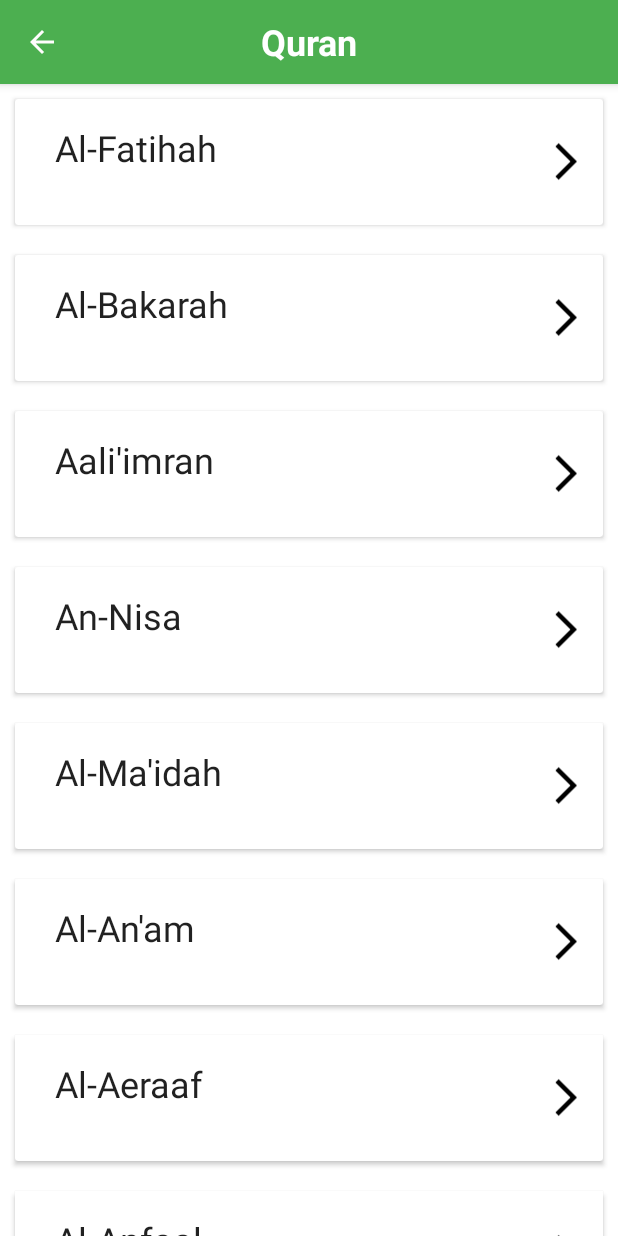
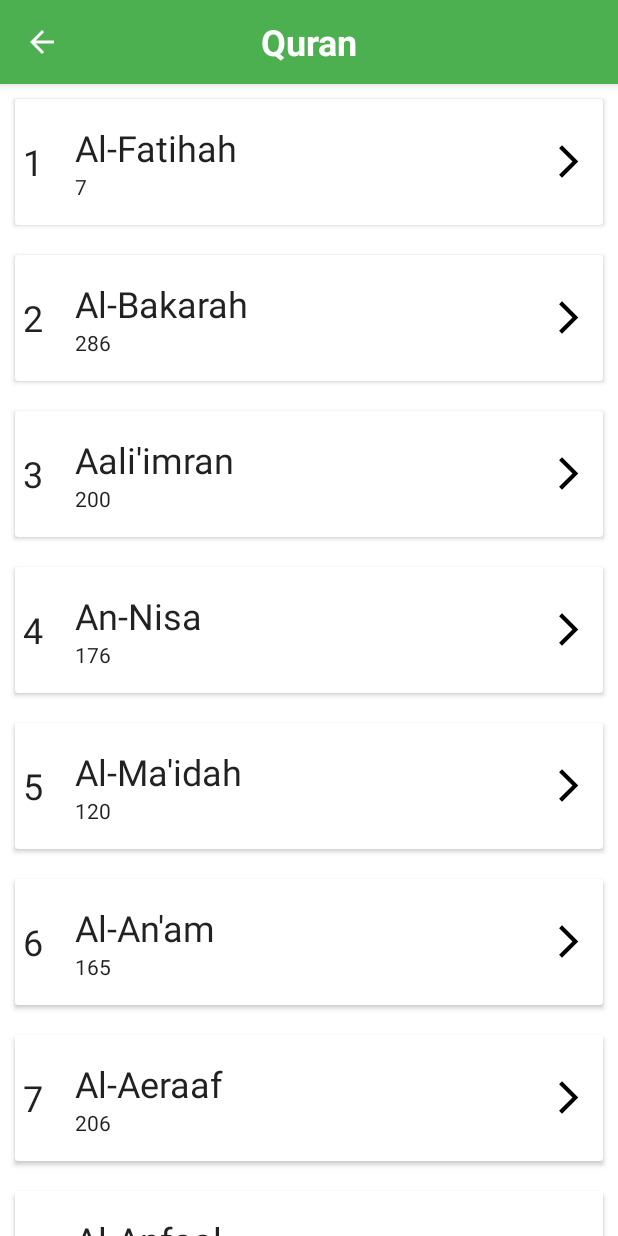
Before and after one commit to mustafaAnis/Android_Application_Task, an Android app: the SurahView screen opened directly, with no data from a screen before it, on a phone screen of 412 x 824 dp. Run offline under Robolectric (Android 15) with nearby library versions, the phone set to English and light mode, and no system bars; our stand-ins replace data binding.

Commit message:
Binding implementation on SurahRecycleAdapter.kt

```diff
--- a/app/src/main/java/com/example/androidapplicationtask/AyaatList.kt
+++ b/app/src/main/java/com/example/androidapplicationtask/AyaatList.kt
@@ -7,7 +7,6 @@ import android.os.Bundle
 import android.view.MenuItem
 import android.widget.Toast
 import androidx.recyclerview.widget.LinearLayoutManager
-import androidx.recyclerview.widget.RecyclerView
 import com.example.androidapplicationtask.databinding.ActivityAyaatListBinding
 import kotlinx.coroutines.GlobalScope
 import kotlinx.coroutines.launch
--- a/app/src/main/java/com/example/androidapplicationtask/SurahRecycleAdapter.kt
+++ b/app/src/main/java/com/example/androidapplicationtask/SurahRecycleAdapter.kt
@@ -5,6 +5,7 @@ import android.content.Context
 import android.view.LayoutInflater
 import android.view.ViewGroup
 import androidx.databinding.DataBindingUtil
+import androidx.recyclerview.widget.RecyclerView
 import androidx.recyclerview.widget.RecyclerView.Adapter
 import androidx.recyclerview.widget.RecyclerView.ViewHolder
 import com.example.androidapplicationtask.databinding.SurahItemViewBinding
@@ -14,6 +15,8 @@ class SurahRecycleAdapter(
     val context : Context,
     val listener:OnItemClickListenerForSurah
     ) : Adapter<SurahRecycleAdapter.MyViewHolder>() {
+
+
 
     override fun onCreateViewHolder(parent: ViewGroup, viewType: Int): MyViewHolder {
         val inflater = LayoutInflater.from(parent.context)
--- a/app/src/main/java/com/example/androidapplicationtask/SurahView.kt
+++ b/app/src/main/java/com/example/androidapplicationtask/SurahView.kt
@@ -6,7 +6,6 @@ import android.os.Bundle
 import android.view.MenuItem
 import android.widget.Toast
 import androidx.recyclerview.widget.LinearLayoutManager
-import androidx.recyclerview.widget.RecyclerView
 import com.example.androidapplicationtask.databinding.ActivityQuranBinding
 
 class SurahView : AppCompatActivity(), OnItemClickListenerForSurah {
--- a/app/src/main/res/layout/surah_item_view.xml
+++ b/app/src/main/res/layout/surah_item_view.xml
@@ -35,7 +35,7 @@
                 android:layout_width="wrap_content"
                 android:layout_height="wrap_content"
                 android:id="@+id/surahNo"
-                android:text="@{model.surahNo}"
+                android:text="@{model.surahNo + ``}"
                 tool:text="1"
                 style="@style/TextAppearance.AppCompat.Headline"
                 android:paddingHorizontal="5dp"
@@ -62,7 +62,7 @@
                     android:layout_width="match_parent"
                     android:layout_height="wrap_content"
                     android:id="@+id/ayatNo"
-                    android:text="@{model.totalAyat}"
+                    android:text="@{model.totalAyat + ``}"
                     style="@style/TextAppearance.AppCompat.Body1" />
 
             </LinearLayout>
```
Also changed, not shown: app/src/main/java/com/example/androidapplicationtask/AyaatRecyclerAdapter.kt (+5 -3 lines).
